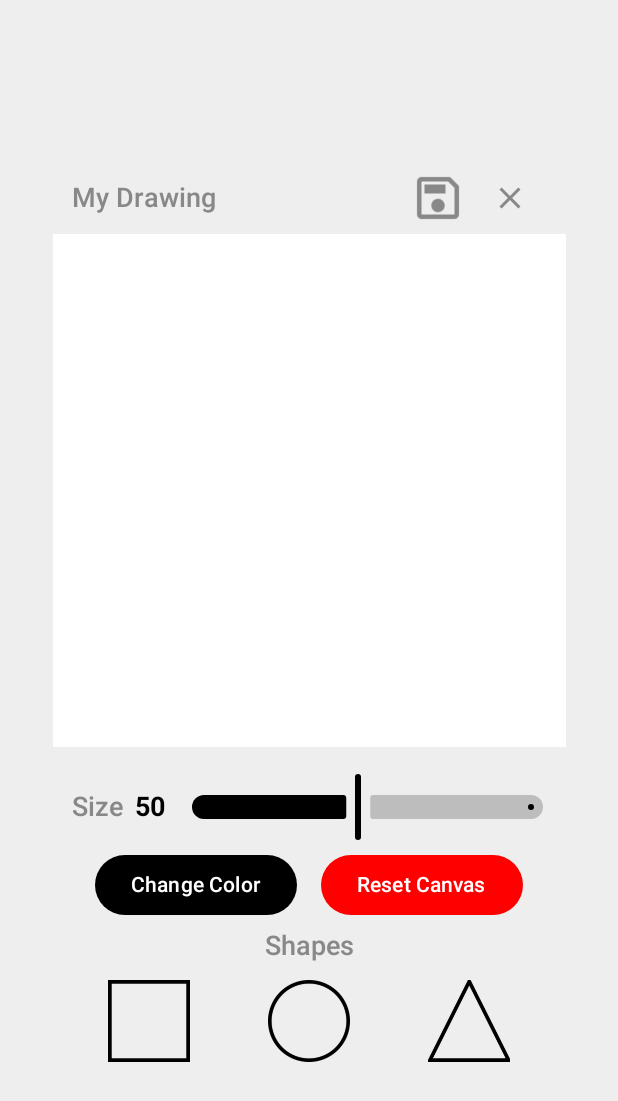
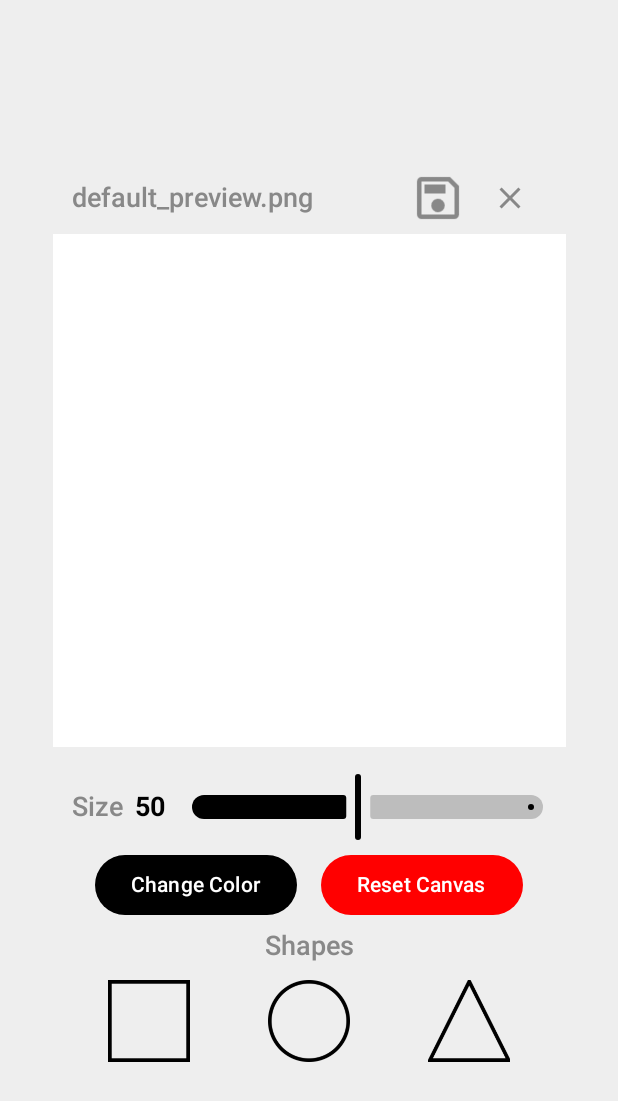
Before and after one commit to landonwest815/Inkdroid, an Android app built with Jetpack Compose: the @Preview function DrawScreenPreview, on a phone screen of 412 x 824 dp. Shown: the top 1101 px of the screen. Run offline under Robolectric (Android 15) with nearby library versions, the phone set to English and light mode, and no system bars.

Commit message:
Added Pram Creating Saving and loading still needed

```diff
--- a/app/src/main/java/com/example/drawingappall/App.kt
+++ b/app/src/main/java/com/example/drawingappall/App.kt
@@ -32,8 +32,10 @@ fun App() {
                 composable("splash") {
                     SplashScreen { navController.navigate("gallery") } // navigate to the draw screen
                 }
-                composable("draw") {
-                    DrawScreen(navController = navController)
+                composable("draw/{filepath}/{filename}") {backStackEntry ->
+                    val filePath: String = backStackEntry.arguments?.getString("filepath").toString()
+                    val fileName: String = backStackEntry.arguments?.getString("filename").toString()
+                    DrawScreen(navController = navController, filePath = filePath, fileName = fileName)
                 }
                 composable("gallery") {
                     GalleryScreen(navController = navController)
--- a/app/src/main/java/com/example/drawingappall/DrawScreen.kt
+++ b/app/src/main/java/com/example/drawingappall/DrawScreen.kt
@@ -46,9 +46,12 @@ import androidx.navigation.NavController
 import androidx.navigation.compose.rememberNavController
 
 @Composable
-fun DrawScreen(viewModel: DrawingViewModel = viewModel(), navController: NavController) {
+fun DrawScreen(viewModel: DrawingViewModel = viewModel(),
+               navController: NavController,
+               filePath: String, fileName: String) {
 
     // get our data from the viewModel
+    // give the viewmodel the file???
     val bitmap by viewModel.bitmap.collectAsState()
     val shapeSize by viewModel.shapeSize.collectAsState()
     val color by viewModel.color.collectAsState()
@@ -70,7 +73,7 @@ fun DrawScreen(viewModel: DrawingViewModel = viewModel(), navController: NavCont
             modifier = Modifier.padding(horizontal = 32.dp),
             verticalAlignment = Alignment.CenterVertically
         ) {
-            Text("My Drawing",
+            Text(fileName,
                 color = Color.Gray,
                 fontSize = 18.sp,
                 fontWeight = FontWeight.SemiBold)
@@ -265,6 +268,8 @@ fun DrawScreenPreview() {
 
     DrawScreen(
         viewModel = viewModel,
-        navController = navController
+        navController = navController,
+        "MyDrawing",
+        "default_preview.png"
     )
 }
--- a/app/src/main/java/com/example/drawingappall/Drawing.kt
+++ b/app/src/main/java/com/example/drawingappall/Drawing.kt
@@ -3,9 +3,9 @@ package com.example.drawingappall
 import androidx.room.Entity
 import androidx.room.PrimaryKey
 
-
 @Entity(tableName = "DrawingFiles")
 data class Drawing(var fileName: String, var filePath: String) {
     @PrimaryKey(autoGenerate = true)
     var id: Int = 0
+
 }
--- a/app/src/main/java/com/example/drawingappall/DrawingFileViewModel.kt
+++ b/app/src/main/java/com/example/drawingappall/DrawingFileViewModel.kt
@@ -17,11 +17,12 @@ class DrawingFileViewModel(private val repository: DrawingsRepository) : ViewMod
         initialValue = listOf() //start with an empty list
     )
 
-    fun createFile(name: String) {
+    fun createFile(name: String): Drawing {
         //create blank bit map store in file
         val filePath = ""
         var file = Drawing(name, filePath)
         repository.createFile(file)
+        return file
     }
 
 }
--- a/gradle/libs.versions.toml
+++ b/gradle/libs.versions.toml
@@ -66,6 +66,7 @@ androidx-compose-lifecycle-livedata = { group = "androidx.compose.runtime", name
 androidx-ui-tooling = { group = "androidx.compose.ui", name = "ui-tooling", version.ref = "uiTooling" }
 androidx-ui-android = { group = "androidx.compose.ui", name = "ui-android", version.ref = "uiAndroid" }
 androidx-ui-test-junit4-android = { group = "androidx.compose.ui", name = "ui-test-junit4-android", version.ref = "uiTestJunit4Android" }
+#room
 androidx-room-common = { group = "androidx.room", name = "room-common", version.ref = "roomCommon" }
 androidx-room-ktx = { group = "androidx.room", name = "room-ktx", version.ref = "roomKtx" }
 androidx-room-compiler = { module = "androidx.room:room-compiler", version.ref = "roomCompiler" }
```
Also changed, not shown: app/src/main/java/com/example/drawingappall/GalleryScreen.kt (+4 -6 lines).
